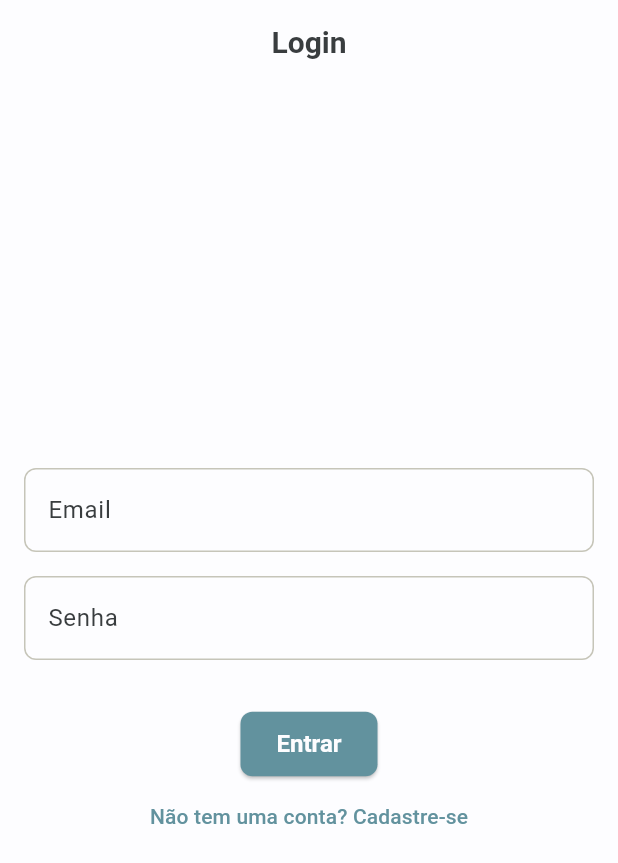
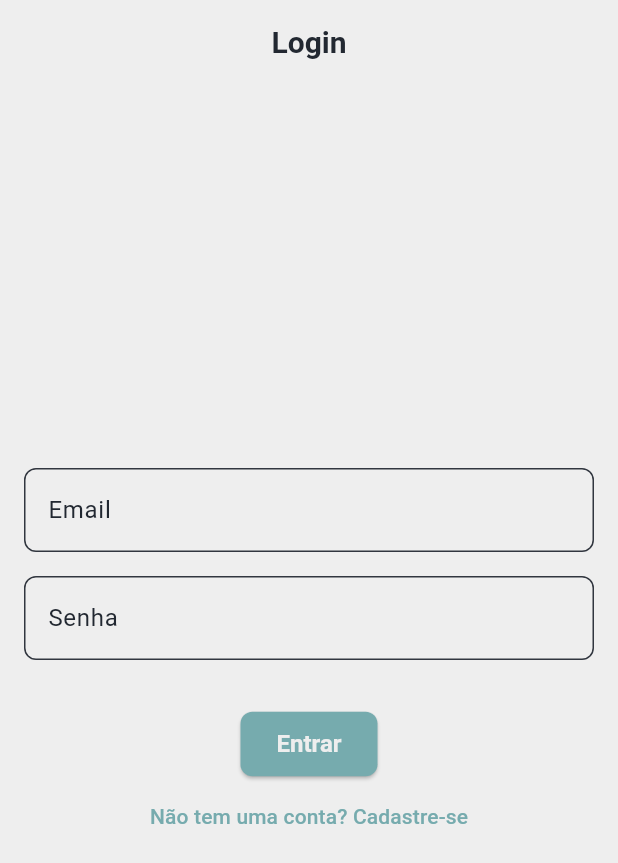
Before and after one commit to viniciusmecosta/KeyBudget, a Flutter app: the screen it shows after launch, on a phone screen of 412 x 824 dp. Shown: the top 863 px of the screen. Run offline on Flutter 3.47's test engine with Material 3 defaults, Android fonts, the phone set to English and light mode, and no system bars; our stand-ins replace file_picker, fl_chart, flutter_dotenv, flutter_secure_storage, image_picker, local_auth and 2 more; missing offline and left inert: encrypt, file_saver; accounts and stored records are empty.

Commit message:
style: theme dark

```diff
--- a/lib/app/config/app_theme.dart
+++ b/lib/app/config/app_theme.dart
@@ -1,48 +1,46 @@
 import 'package:flutter/material.dart';
 
 class AppTheme {
-  static const Color darkGrey = Color(0xFF393D3F);
-  static const Color offWhite = Color(0xFFFDFDFF);
-  static const Color softGrey = Color(0xFFC6C5B9);
-  static const Color accentBlue = Color(0xFF62929E);
+  static const Color darkestGrey = Color(0xFF222831);
+  static const Color darkGrey = Color(0xFF31363F);
+  static const Color accentTeal = Color(0xFF76ABAE);
+  static const Color offWhite = Color(0xFFEEEEEE);
 
-  static final ThemeData theme = ThemeData(
+  static final ThemeData lightTheme = ThemeData(
     useMaterial3: true,
     brightness: Brightness.light,
     scaffoldBackgroundColor: offWhite,
-    primaryColor: accentBlue,
+    primaryColor: accentTeal,
     colorScheme: const ColorScheme.light(
-      primary: accentBlue,
-      onPrimary: offWhite,
-      secondary: softGrey,
-      onSecondary: darkGrey,
+      primary: accentTeal,
+      onPrimary: darkestGrey,
+      secondary: darkGrey,
+      onSecondary: offWhite,
       background: offWhite,
-      onBackground: darkGrey,
+      onBackground: darkestGrey,
       surface: offWhite,
-      onSurface: darkGrey,
+      onSurface: darkestGrey,
       error: Colors.redAccent,
       onError: offWhite,
     ),
     appBarTheme: const AppBarTheme(
       backgroundColor: offWhite,
-      foregroundColor: darkGrey,
+      foregroundColor: darkestGrey,
       elevation: 0,
-      scrolledUnderElevation: 1,
-      surfaceTintColor: Colors.transparent,
       centerTitle: true,
       titleTextStyle: TextStyle(
         fontSize: 20,
         fontWeight: FontWeight.w600,
-        color: darkGrey,
+        color: darkestGrey,
       ),
     ),
     textTheme: const TextTheme(
-      bodyLarge: TextStyle(color: darkGrey),
-      bodyMedium: TextStyle(color: darkGrey),
+      bodyLarge: TextStyle(color: darkestGrey),
+      bodyMedium: TextStyle(color: darkestGrey),
     ),
     elevatedButtonTheme: ElevatedButtonThemeData(
       style: ElevatedButton.styleFrom(
-        backgroundColor: accentBlue,
+        backgroundColor: accentTeal,
         foregroundColor: offWhite,
         padding: const EdgeInsets.symmetric(horizontal: 24, vertical: 12),
         shape: RoundedRectangleBorder(borderRadius: BorderRadius.circular(8)),
@@ -52,17 +50,75 @@ class AppTheme {
     inputDecorationTheme: InputDecorationTheme(
       border: OutlineInputBorder(
         borderRadius: BorderRadius.circular(8),
-        borderSide: const BorderSide(color: softGrey),
+        borderSide: const BorderSide(color: darkGrey),
       ),
       enabledBorder: OutlineInputBorder(
         borderRadius: BorderRadius.circular(8),
-        borderSide: const BorderSide(color: softGrey),
+        borderSide: const BorderSide(color: darkGrey),
       ),
       focusedBorder: OutlineInputBorder(
         borderRadius: BorderRadius.circular(8),
-        borderSide: const BorderSide(color: accentBlue, width: 2),
+        borderSide: const BorderSide(color: accentTeal, width: 2),
       ),
-      labelStyle: const TextStyle(color: darkGrey),
+      labelStyle: const TextStyle(color: darkestGrey),
+    ),
+  );
+
+  static final ThemeData darkTheme = ThemeData(
+    useMaterial3: true,
+    brightness: Brightness.dark,
+    scaffoldBackgroundColor: darkestGrey,
+    primaryColor: accentTeal,
+    colorScheme: const ColorScheme.dark(
+      primary: accentTeal,
+      onPrimary: darkestGrey,
+      secondary: offWhite,
+      onSecondary: darkestGrey,
+      background: darkestGrey,
+      onBackground: offWhite,
+      surface: darkGrey,
+      onSurface: offWhite,
+      error: Colors.redAccent,
+      onError: offWhite,
+    ),
+    appBarTheme: const AppBarTheme(
+      backgroundColor: darkestGrey,
+      foregroundColor: offWhite,
+      elevation: 0,
+      centerTitle: true,
+      titleTextStyle: TextStyle(
+        fontSize: 20,
+        fontWeight: FontWeight.w600,
+        color: offWhite,
+      ),
+    ),
+    textTheme: const TextTheme(
+      bodyLarge: TextStyle(color: offWhite),
+      bodyMedium: TextStyle(color: offWhite),
+    ),
+    elevatedButtonTheme: ElevatedButtonThemeData(
+      style: ElevatedButton.styleFrom(
+        backgroundColor: accentTeal,
+        foregroundColor: darkestGrey,
+        padding: const EdgeInsets.symmetric(horizontal: 24, vertical: 12),
+        shape: RoundedRectangleBorder(borderRadius: BorderRadius.circular(8)),
+        textStyle: const TextStyle(fontSize: 16, fontWeight: FontWeight.bold),
+      ),
+    ),
+    inputDecorationTheme: InputDecorationTheme(
+      border: OutlineInputBorder(
+        borderRadius: BorderRadius.circular(8),
+        borderSide: const BorderSide(color: offWhite),
+      ),
+      enabledBorder: OutlineInputBorder(
+        borderRadius: BorderRadius.circular(8),
+        borderSide: const BorderSide(color: offWhite),
+      ),
+      focusedBorder: OutlineInputBorder(
+        borderRadius: BorderRadius.circular(8),
+        borderSide: const BorderSide(color: accentTeal, width: 2),
+      ),
+      labelStyle: const TextStyle(color: offWhite),
     ),
   );
 }
--- a/lib/main.dart
+++ b/lib/main.dart
@@ -29,7 +29,9 @@ class MyApp extends StatelessWidget {
   Widget build(BuildContext context) {
     return MaterialApp(
       title: 'KeyBudget',
-      theme: AppTheme.theme,
+      theme: AppTheme.lightTheme,
+      darkTheme: AppTheme.darkTheme,
+      themeMode: ThemeMode.system,
       debugShowCheckedModeBanner: false,
       localizationsDelegates: const [
         GlobalMaterialLocalizations.delegate,
```
Also changed, not shown: lib/features/dashboard/view/dashboard_screen.dart (+38 -22 lines), pubspec.lock.
